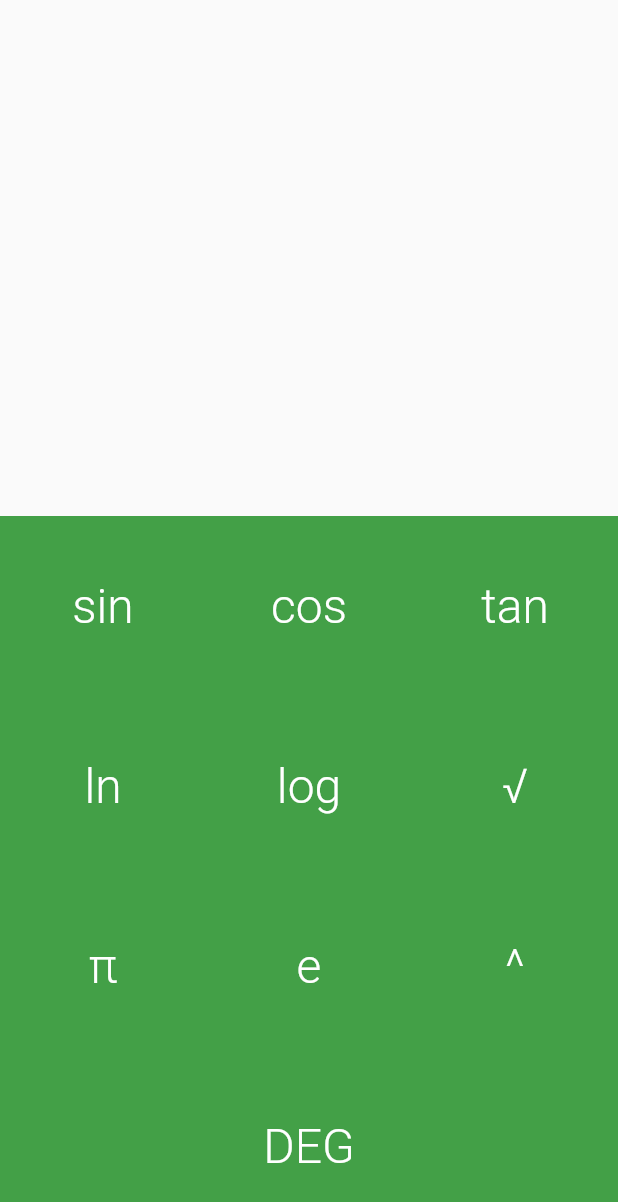
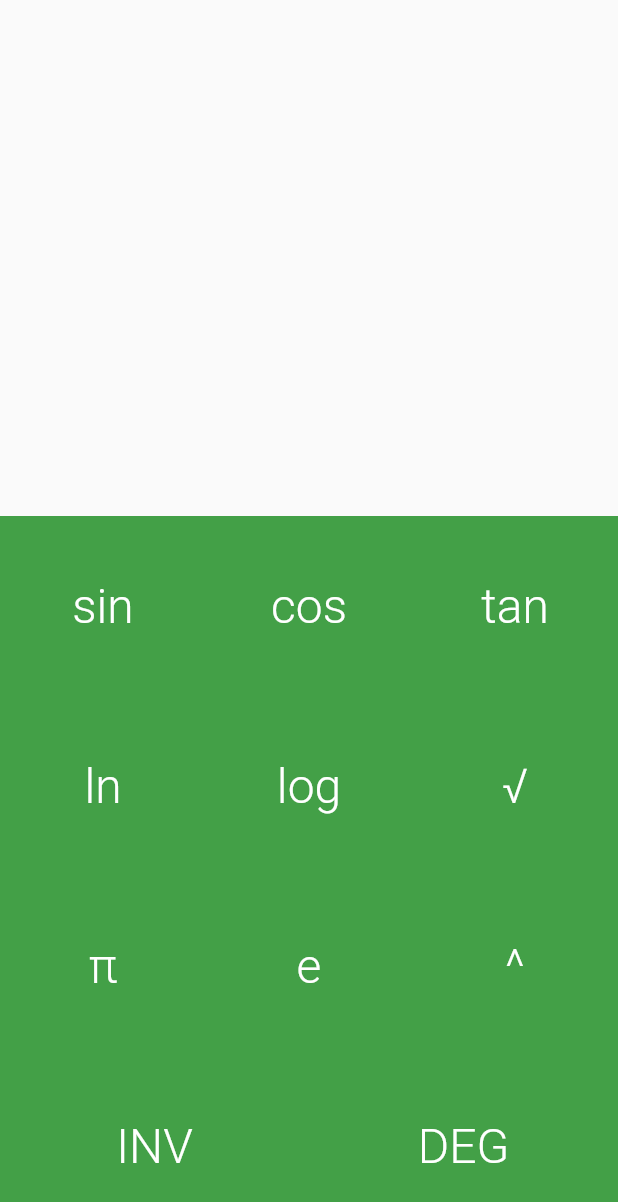
Before and after one commit to osphea/stem-calculator, a Flutter app: the screen it shows after launch, swiped to page 2, on a phone screen of 412 x 824 dp. Shown: the top 1202 px of the screen. Run offline on Flutter 3.47's test engine with Material 2 defaults, Android fonts, the phone set to English and light mode, and no system bars; our stand-ins replace math_expressions.

Commit message:
add advanced mathematical functions via introducing inverted mode

```diff
--- a/lib/calculator.dart
+++ b/lib/calculator.dart
@@ -27,12 +27,8 @@ class _CalculatorHomeState extends State<CalculatorHome> {
   double _fontSize = textFieldTextStyle.fontSize;
   final _pageController = PageController(initialPage: 0);
   bool _useRadians = false;
+  bool _invertedMode = false;
 
-  void _changeAngleMode() {
-    setState(() {
-      _useRadians = !_useRadians;
-    });
-  }
 
   void _onTextChanged() {
     final inputWidth = _textFieldKey.currentContext.size.width - textFieldPadding.horizontal;
@@ -301,9 +297,9 @@ class _CalculatorHomeState extends State<CalculatorHome> {
                           crossAxisAlignment: CrossAxisAlignment.stretch,
                           mainAxisAlignment: MainAxisAlignment.spaceEvenly,
                           children: [
-                            _buildButton('sin', () => _append('sin(')),
-                            _buildButton('cos', () => _append('cos(')),
-                            _buildButton('tan', () => _append('tan(')),
+                            _buildButton(_invertedMode ? 'sin⁻¹' : 'sin', () => _invertedMode ? _append('sin⁻¹(') : _append('asin(')),
+                            _buildButton(_invertedMode ? 'cos⁻¹' : 'cos', () => _invertedMode ? _append('cos⁻¹(') : _append('cos(')),
+                            _buildButton(_invertedMode ? 'tan⁻¹' : 'tan', () => _invertedMode ? _append('tan⁻¹(') : _append('tan(')),
                           ],
                         ),
                       ),
@@ -312,9 +308,9 @@ class _CalculatorHomeState extends State<CalculatorHome> {
                           crossAxisAlignment: CrossAxisAlignment.stretch,
                           mainAxisAlignment: MainAxisAlignment.spaceEvenly,
                           children: [
-                            _buildButton('ln', () => _append('ln(')),
-                            _buildButton('log', () => _append('log(')),
-                            _buildButton('√', () => _append('√(')),
+                            _buildButton(_invertedMode ? 'eˣ' : 'ln', () => _invertedMode ? _append('℮^(') : _append('ln(')),
+                            _buildButton(_invertedMode ? '10ˣ' : 'log', () => _invertedMode ? _append('10^(') : _append('log(')),
+                            _buildButton(_invertedMode ? 'x²' : '√', () => _invertedMode ? _append('^2') : _append('√(')),
                           ],
                         ),
                       ),
@@ -335,7 +331,8 @@ class _CalculatorHomeState extends State<CalculatorHome> {
                           mainAxisAlignment: MainAxisAlignment.spaceEvenly,
                           children: [
                             //_buildButton('', (){}),
-                            _buildButton(_useRadians ? 'RAD' : 'DEG', _changeAngleMode),
+                            _buildButton(_invertedMode ? '𝗜𝗡𝗩' : 'INV', () {setState(() {_invertedMode = !_invertedMode;});}),
+                            _buildButton(_useRadians ? 'RAD' : 'DEG', () {setState(() {_useRadians = !_useRadians;});}),
                             //_buildButton('', (){}),
                           ],
                         ),
```
